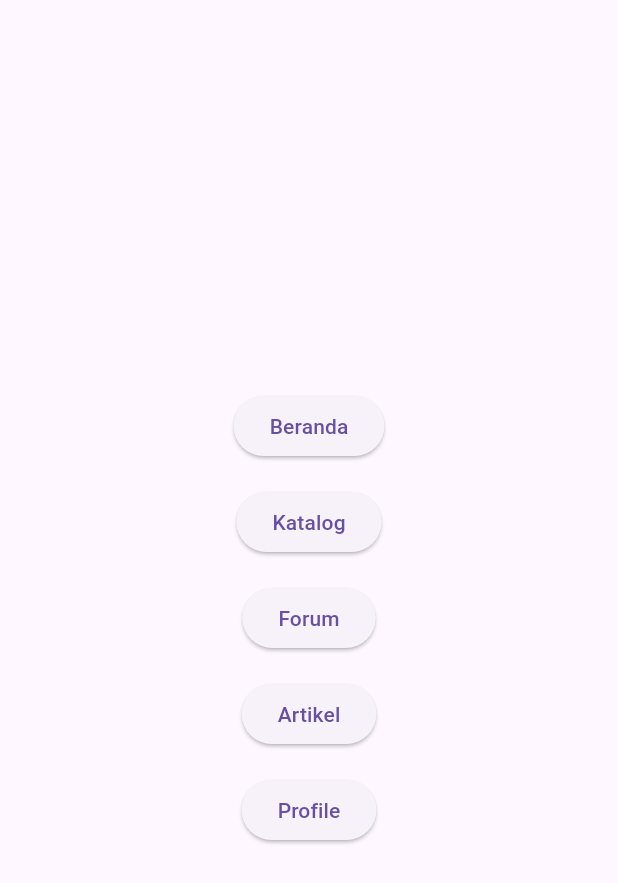
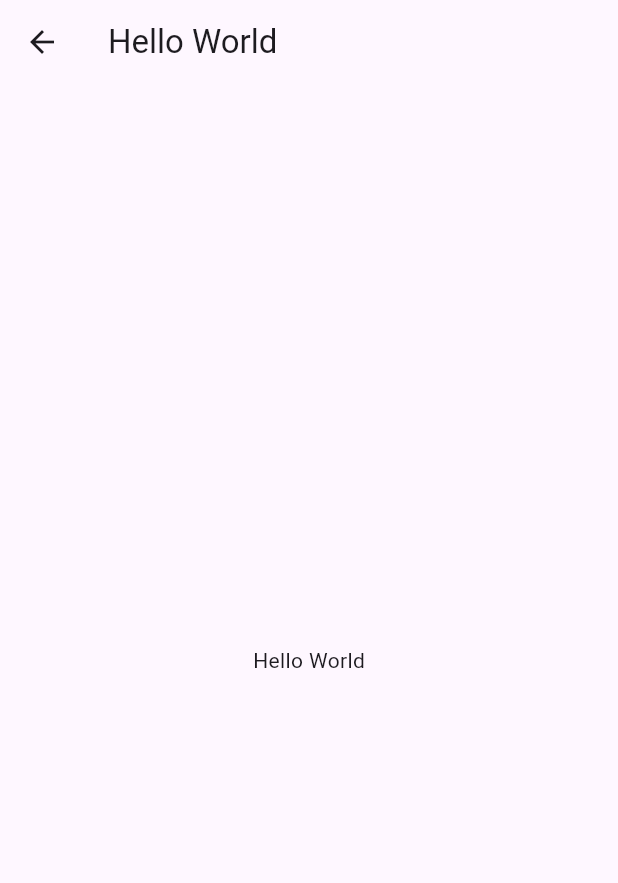
Before and after one commit to soydoradesu/baket-mobile, a Flutter app: the screen it shows after launch, after a tap on "Artikel", on a phone screen of 412 x 824 dp. Shown: the top 883 px of the screen. Run offline on Flutter 3.47's test engine with Material 3 defaults, Android fonts, the light colour scheme and no system bars; our stand-ins replace google_fonts, logger.

Commit message:
fix: fix the button a bit

```diff
--- a/lib/app.dart
+++ b/lib/app.dart
@@ -1,5 +1,6 @@
 import 'package:flutter/material.dart';
 import 'package:flutter/services.dart';
+import 'package:baket_mobile/features/articles/pages/test.dart';
 
 class App extends StatelessWidget {
   const App({super.key});
@@ -14,7 +15,9 @@ class App extends StatelessWidget {
     return MaterialApp(
       title: "BaKet",
       debugShowCheckedModeBanner: false,
-      home: Scaffold(
+      home: Builder(
+        builder: (context) {
+          return Scaffold(
             body: Center(
               child: Column(
                 mainAxisAlignment: MainAxisAlignment.center,
@@ -30,9 +33,6 @@ class App extends StatelessWidget {
                     child: const Text('Katalog'),
                     onPressed: () {},
                   ),
-              const Padding(
-                padding: EdgeInsets.all(8.0),
-                ),
                   ElevatedButton(
                     child: const Text('Forum'),
                     onPressed: () {},
@@ -42,7 +42,10 @@ class App extends StatelessWidget {
                   ),
                   ElevatedButton(
                     child: const Text('Artikel'),
-                onPressed: () {},
+                    onPressed: () {Navigator.push(
+                        context,
+                        MaterialPageRoute(builder: (context) => const ArticleMain()),
+                      );},
                   ),
                   const Padding(
                     padding: EdgeInsets.all(8.0),
@@ -54,8 +57,9 @@ class App extends StatelessWidget {
                 ],
               ),
             ),
+          );
+        },
       ),
     );
-
   }
 }
--- a/lib/features/articles/pages/test.dart
+++ b/lib/features/articles/pages/test.dart
@@ -0,0 +1,22 @@
+import 'package:flutter/material.dart';
+
+class ArticleMain extends StatefulWidget {
+  const ArticleMain({super.key});
+
+  @override
+  State<ArticleMain> createState() => _ArticleMain();
+}
+
+class _ArticleMain extends State<ArticleMain> {
+  @override
+  Widget build(BuildContext context) {
+    return Scaffold(
+      appBar: AppBar(
+        title: const Text('Hello World'),
+      ),
+      body: const Center(
+        child: Text('Hello World'),
+      ),
+    );
+  }
+}
```
Lines whose indentation alone changed are shown as unchanged.
